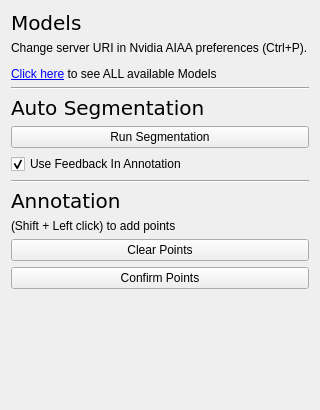
Above: mitk-plugin/Plugins/org.mitk.nvidia.aiaa/src/NvidiaDextrSegTool3DGUI.ui from NVIDIA/ai-assisted-annotation-client before the change. Below: the same form after it.
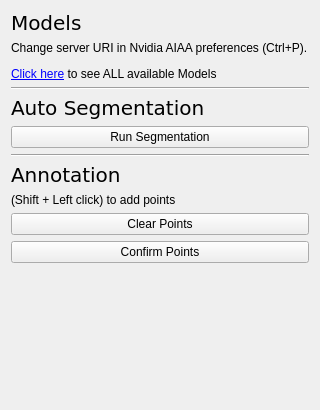
That is the form after the change.

Diff of the .ui file:
```diff
--- a/mitk-plugin/Plugins/org.mitk.nvidia.aiaa/src/NvidiaDextrSegTool3DGUI.ui
+++ b/mitk-plugin/Plugins/org.mitk.nvidia.aiaa/src/NvidiaDextrSegTool3DGUI.ui
@@ -73,19 +73,6 @@
      </property>
     </widget>
    </item>
-   <item>
-    <widget class="QCheckBox" name="sendFeedBackCkBox">
-     <property name="enabled">
-      <bool>true</bool>
-     </property>
-     <property name="text">
-      <string>Use Feedback In Annotation</string>
-     </property>
-     <property name="checked">
-      <bool>true</bool>
-     </property>
-    </widget>
-   </item>
    <item>
     <widget class="Line" name="line2">
      <property name="orientation">
```
